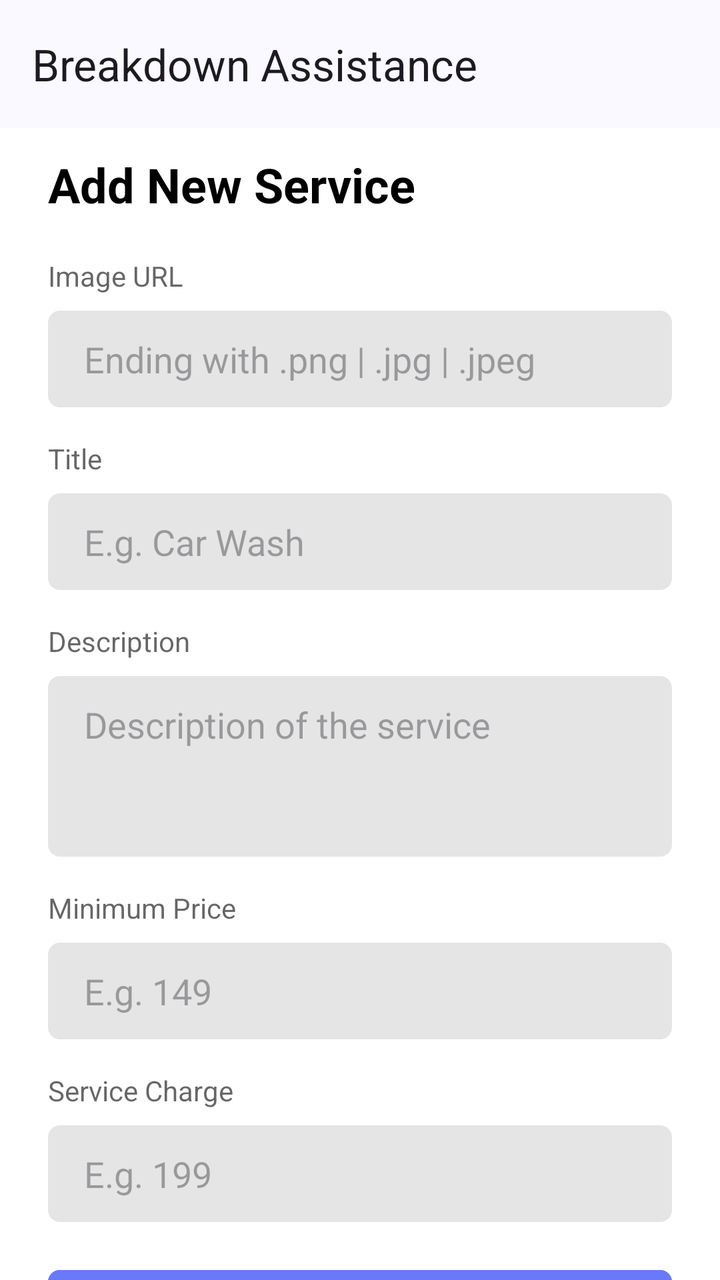
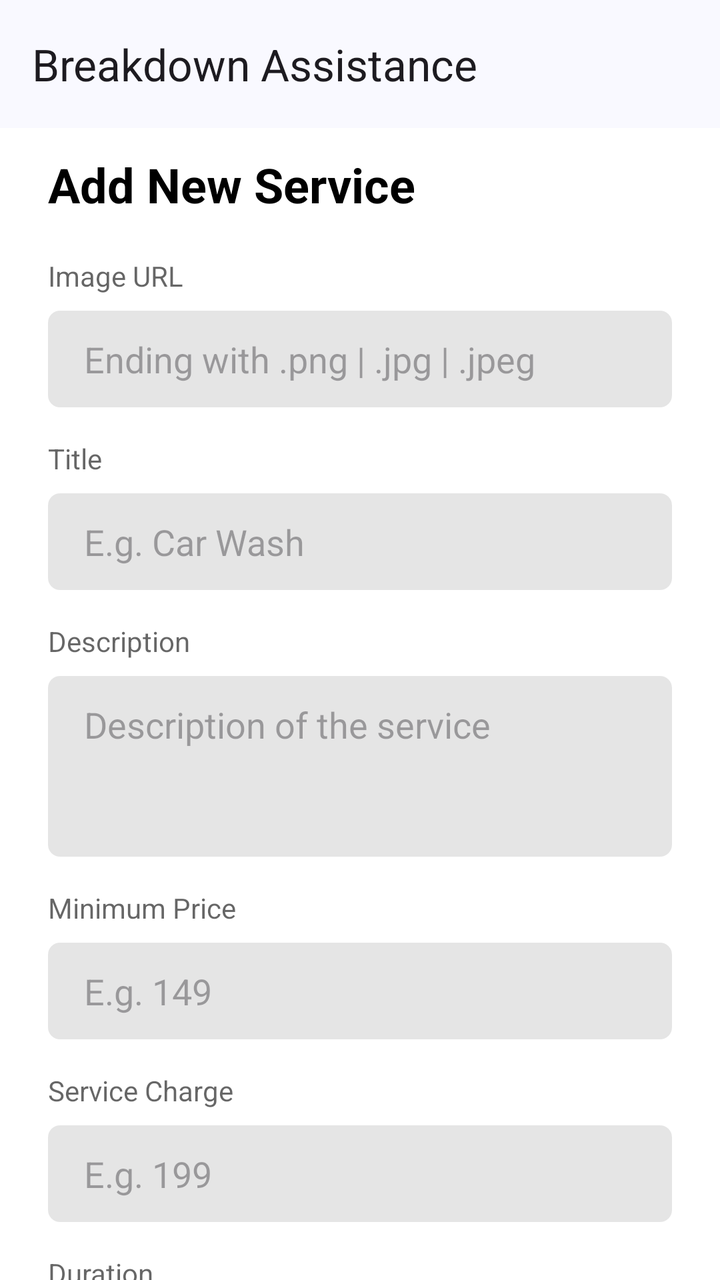

Screens rendered from an Android XML layout before and after an edit, with the pre-edit source and the edit as a unified diff.
<!-- AndroidManifest.xml: application theme Theme.BreakdownAssistance -->
<!-- res/layout/fragment_new_service.xml -->
<?xml version="1.0" encoding="utf-8"?>
<androidx.coordinatorlayout.widget.CoordinatorLayout xmlns:android="http://schemas.android.com/apk/res/android"
    xmlns:app="http://schemas.android.com/apk/res-auto"
    xmlns:tools="http://schemas.android.com/tools"
    android:layout_width="match_parent"
    android:layout_height="match_parent"
    tools:context=".ui.fragments.NewServiceFragment">

    <androidx.core.widget.NestedScrollView
        android:id="@+id/nestedScrollView"
        android:layout_width="match_parent"
        android:layout_height="match_parent"
        app:layout_behavior="@string/appbar_scrolling_view_behavior">

        <LinearLayout
            android:layout_width="match_parent"
            android:layout_height="match_parent"
            android:orientation="vertical"
            android:paddingHorizontal="24dp"
            android:paddingVertical="12dp">

            <TextView
                android:layout_width="wrap_content"
                android:layout_height="wrap_content"
                android:layout_marginBottom="20dp"
                android:text="Add New Service"
                android:textColor="@color/black"
                android:textSize="24sp"
                android:textStyle="bold" />

            <TextView
                android:layout_width="wrap_content"
                android:layout_height="wrap_content"
                android:layout_gravity="start"
                android:alpha="0.6"
                android:text="Image URL"
                android:textColor="@color/black"
                android:textSize="14sp" />

            <EditText
                android:id="@+id/editTextImageUrl"
                android:layout_width="match_parent"
                android:layout_height="wrap_content"
                android:layout_marginTop="8dp"
                android:background="@drawable/yellow_edittext_bg"
                android:hint="Ending with .png | .jpg | .jpeg"
                android:inputType="text"
                android:paddingHorizontal="18dp"
                android:paddingVertical="12dp" />

            <TextView
                android:layout_width="wrap_content"
                android:layout_height="wrap_content"
                android:layout_gravity="start"
                android:layout_marginTop="16dp"
                android:alpha="0.6"
                android:text="Title"
                android:textColor="@color/black"
                android:textSize="14sp" />

            <EditText
                android:id="@+id/editTextTitle"
                android:layout_width="match_parent"
                android:layout_height="wrap_content"
                android:layout_marginTop="8dp"
                android:background="@drawable/yellow_edittext_bg"
                android:hint="E.g. Car Wash"
                android:inputType="text"
                android:paddingHorizontal="18dp"
                android:paddingVertical="12dp" />

            <TextView
                android:layout_width="wrap_content"
                android:layout_height="wrap_content"
                android:layout_gravity="start"
                android:layout_marginTop="16dp"
                android:alpha="0.6"
                android:text="Description"
                android:textColor="@color/black"
                android:textSize="14sp" />

            <EditText
                android:id="@+id/editTextDescription"
                android:layout_width="match_parent"
                android:layout_height="wrap_content"
                android:layout_marginTop="8dp"
                android:background="@drawable/yellow_edittext_bg"
                android:gravity="start|top"
                android:hint="Description of the service"
                android:inputType="textMultiLine"
                android:minLines="3"
                android:paddingHorizontal="18dp"
                android:paddingVertical="12dp" />

            <TextView
                android:layout_width="wrap_content"
                android:layout_height="wrap_content"
                android:layout_gravity="start"
                android:layout_marginTop="16dp"
                android:alpha="0.6"
                android:text="Minimum Price"
                android:textColor="@color/black"
                android:textSize="14sp" />

            <EditText
                android:id="@+id/editTextMinimumPrice"
                android:layout_width="match_parent"
                android:layout_height="wrap_content"
                android:layout_marginTop="8dp"
                android:background="@drawable/yellow_edittext_bg"
                android:hint="E.g. 149"
                android:inputType="number"
                android:paddingHorizontal="18dp"
                android:paddingVertical="12dp" />

            <TextView
                android:layout_width="wrap_content"
                android:layout_height="wrap_content"
                android:layout_gravity="start"
                android:layout_marginTop="16dp"
                android:alpha="0.6"
                android:text="Service Charge"
                android:textColor="@color/black"
                android:textSize="14sp" />

            <EditText
                android:id="@+id/editTextServiceCharge"
                android:layout_width="match_parent"
                android:layout_height="wrap_content"
                android:layout_marginTop="8dp"
                android:background="@drawable/yellow_edittext_bg"
                android:hint="E.g. 199"
                android:inputType="number"
                android:paddingHorizontal="18dp"
                android:paddingVertical="12dp" />

            <com.google.android.material.button.MaterialButton
                android:id="@+id/btnSubmit"
                android:layout_width="match_parent"
                android:layout_height="wrap_content"
                android:layout_marginTop="20dp"
                android:backgroundTint="@color/accent"
                android:letterSpacing="0.04"
                android:paddingVertical="14dp"
                android:text="SUBMIT"
                android:textColor="@color/white"
                android:textSize="16sp"
                app:cornerRadius="6dp" />

        </LinearLayout>
    </androidx.core.widget.NestedScrollView>

    <include
        android:id="@+id/header"
        layout="@layout/view_toolbar" />

</androidx.coordinatorlayout.widget.CoordinatorLayout>
<!-- res/layout/view_toolbar.xml (included above) -->
<?xml version="1.0" encoding="utf-8"?>
<com.google.android.material.appbar.AppBarLayout xmlns:android="http://schemas.android.com/apk/res/android"
    xmlns:app="http://schemas.android.com/apk/res-auto"
    xmlns:tools="http://schemas.android.com/tools"
    android:id="@+id/appBarLayout"
    android:layout_width="match_parent"
    android:layout_height="wrap_content"
    android:fitsSystemWindows="true"
    app:liftOnScroll="true">

    <com.google.android.material.appbar.MaterialToolbar
        android:id="@+id/toolbar"
        android:layout_width="match_parent"
        android:layout_height="?attr/actionBarSize"
        android:paddingEnd="24dp"
        app:contentInsetStartWithNavigation="0dp"
        app:maxLines="1"
        app:navigationIconTint="?attr/colorOnSurface"
        app:title="@string/app_name"
        app:titleTextAppearance="@style/TextAppearance.Material3.TitleLarge"
        app:titleTextEllipsize="end"
        tools:ignore="RtlSymmetry" />

    <ProgressBar
        android:id="@+id/progress"
        style="@style/Base.Widget.AppCompat.ProgressBar.Horizontal"
        android:layout_width="match_parent"
        android:layout_height="wrap_content"
        android:layout_marginTop="-7dp"
        android:layout_marginBottom="-7dp"
        android:indeterminate="true"
        android:indeterminateTint="@color/accent"
        android:visibility="gone" />

</com.google.android.material.appbar.AppBarLayout>
<!-- resources referenced by this layout -->
<resources>
  <color name="accent">#FF6A79F8</color>
  <color name="black">#FF000000</color>
  <color name="white">#FFFFFFFF</color>
  <!-- drawable yellow_edittext_bg (drawable) -->
  <?xml version="1.0" encoding="utf-8"?>
  <shape xmlns:android="http://schemas.android.com/apk/res/android"
      android:shape="rectangle">
      <solid android:color="#1A000000" />
      <corners android:radius="6dp" />
  </shape>
  <string name="app_name">Breakdown Assistance</string>
  <style name="Theme.BreakdownAssistance" parent="Base.Theme.BreakdownAssistance" />
  <color name="transparent">#00000000</color>
  <color name="md_theme_primary">#415F91</color>
  <color name="md_theme_onPrimary">#FFFFFF</color>
  <color name="md_theme_primaryContainer">#D6E3FF</color>
  <color name="md_theme_onPrimaryContainer">#001B3E</color>
  <color name="md_theme_secondary">#565F71</color>
  <color name="md_theme_onSecondary">#FFFFFF</color>
  <color name="md_theme_secondaryContainer">#DAE2F9</color>
  <color name="md_theme_onSecondaryContainer">#131C2B</color>
  <color name="md_theme_tertiary">#705575</color>
  <color name="md_theme_onTertiary">#FFFFFF</color>
  <color name="md_theme_tertiaryContainer">#FAD8FD</color>
  <color name="md_theme_onTertiaryContainer">#28132E</color>
  <color name="md_theme_error">#BA1A1A</color>
  <color name="md_theme_onError">#FFFFFF</color>
  <color name="md_theme_errorContainer">#FFDAD6</color>
  <color name="md_theme_onErrorContainer">#410002</color>
  <color name="md_theme_background">#F9F9FF</color>
  <color name="md_theme_onBackground">#191C20</color>
  <color name="md_theme_surface">#F9F9FF</color>
  <color name="md_theme_onSurface">#191C20</color>
  <color name="md_theme_surfaceVariant">#E0E2EC</color>
  <color name="md_theme_onSurfaceVariant">#44474E</color>
  <color name="md_theme_outline">#74777F</color>
  <color name="md_theme_outlineVariant">#C4C6D0</color>
  <color name="md_theme_inverseSurface">#2E3036</color>
  <color name="md_theme_inverseOnSurface">#F0F0F7</color>
  <color name="md_theme_inversePrimary">#AAC7FF</color>
  <color name="md_theme_primaryFixed">#D6E3FF</color>
  <color name="md_theme_onPrimaryFixed">#001B3E</color>
  <color name="md_theme_primaryFixedDim">#AAC7FF</color>
  <color name="md_theme_onPrimaryFixedVariant">#284777</color>
  <color name="md_theme_secondaryFixed">#DAE2F9</color>
  <color name="md_theme_onSecondaryFixed">#131C2B</color>
  <color name="md_theme_secondaryFixedDim">#BEC6DC</color>
  <color name="md_theme_onSecondaryFixedVariant">#3E4759</color>
  <color name="md_theme_tertiaryFixed">#FAD8FD</color>
  <color name="md_theme_onTertiaryFixed">#28132E</color>
  <color name="md_theme_tertiaryFixedDim">#DDBCE0</color>
  <color name="md_theme_onTertiaryFixedVariant">#573E5C</color>
  <color name="md_theme_surfaceDim">#D9D9E0</color>
  <color name="md_theme_surfaceBright">#F9F9FF</color>
  <color name="md_theme_surfaceContainerLowest">#FFFFFF</color>
  <color name="md_theme_surfaceContainerLow">#F3F3FA</color>
  <color name="md_theme_surfaceContainer">#EDEDF4</color>
  <color name="md_theme_surfaceContainerHigh">#E7E8EE</color>
  <color name="md_theme_surfaceContainerHighest">#E2E2E9</color>
  <!-- unchanged entries left out for length: 1 -->
</resources>

<!-- the commit's change to res/layout/fragment_new_service.xml (unified diff, before → after) -->
@@ -130,6 +130,27 @@
                 android:layout_marginTop="8dp"
                 android:background="@drawable/yellow_edittext_bg"
                 android:hint="E.g. 199"
+                android:inputType="number"
+                android:paddingHorizontal="18dp"
+                android:paddingVertical="12dp" />
+
+            <TextView
+                android:layout_width="wrap_content"
+                android:layout_height="wrap_content"
+                android:layout_gravity="start"
+                android:layout_marginTop="16dp"
+                android:alpha="0.6"
+                android:text="Duration"
+                android:textColor="@color/black"
+                android:textSize="14sp" />
+
+            <EditText
+                android:id="@+id/editTextDuration"
+                android:layout_width="match_parent"
+                android:layout_height="wrap_content"
+                android:layout_marginTop="8dp"
+                android:background="@drawable/yellow_edittext_bg"
+                android:hint="In hours"
                 android:inputType="number"
                 android:paddingHorizontal="18dp"
                 android:paddingVertical="12dp" />
